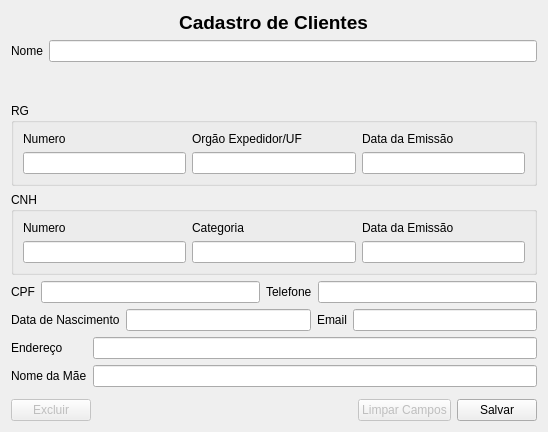
Before: the Qt Designer form ui/ui_cliente.ui in adaiasreis/Projeto, drawn with Qt 5.
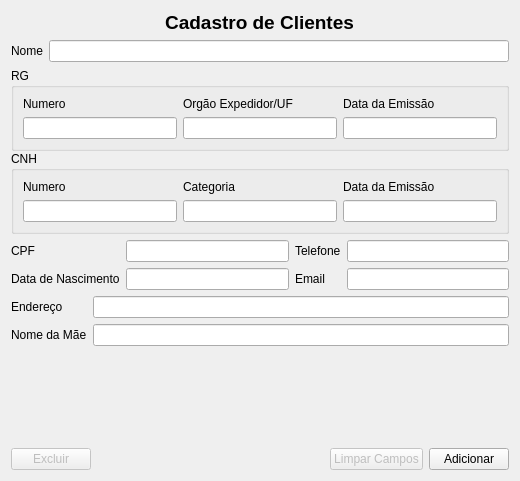
After: the same form once the commit is applied.

```diff
--- a/ui/ui_cliente.ui
+++ b/ui/ui_cliente.ui
@@ -6,16 +6,16 @@
    <rect>
     <x>0</x>
     <y>0</y>
-    <width>548</width>
-    <height>432</height>
+    <width>520</width>
+    <height>481</height>
    </rect>
   </property>
   <property name="windowTitle">
    <string>Cadastro de Clientes</string>
   </property>
-  <layout class="QVBoxLayout" name="verticalLayout_4">
+  <layout class="QVBoxLayout" name="verticalLayout_2">
    <item>
-    <layout class="QVBoxLayout" name="verticalLayout_3">
+    <layout class="QVBoxLayout" name="verticalLayout">
      <item>
       <layout class="QGridLayout" name="gridLayout_4">
        <item row="0" column="0">
@@ -41,7 +41,7 @@
       </layout>
      </item>
      <item>
-      <layout class="QFormLayout" name="formLayout">
+      <layout class="QGridLayout" name="gridLayout_5">
        <item row="0" column="0">
         <widget class="QLabel" name="label_2">
          <property name="text">
@@ -55,12 +55,15 @@
       </layout>
      </item>
      <item>
-      <widget class="QGroupBox" name="groupBox">
-       <property name="title">
-        <string>RG</string>
+      <layout class="QGridLayout" name="gridLayout_7">
+       <property name="verticalSpacing">
+        <number>0</number>
        </property>
-       <layout class="QVBoxLayout" name="verticalLayout">
-        <item>
+       <item row="0" column="0">
+        <widget class="QGroupBox" name="groupBox">
+         <property name="title">
+          <string>RG</string>
+         </property>
          <layout class="QGridLayout" name="gridLayout">
           <item row="0" column="0">
            <widget class="QLabel" name="label_3">
@@ -93,17 +96,13 @@
            <widget class="QLineEdit" name="campRgd"/>
           </item>
          </layout>
-        </item>
-       </layout>
-      </widget>
-     </item>
-     <item>
-      <widget class="QGroupBox" name="groupBox_2">
-       <property name="title">
-        <string>CNH</string>
-       </property>
-       <layout class="QVBoxLayout" name="verticalLayout_2">
-        <item>
+        </widget>
+       </item>
+       <item row="1" column="0">
+        <widget class="QGroupBox" name="groupBox_2">
+         <property name="title">
+          <string>CNH</string>
+         </property>
          <layout class="QGridLayout" name="gridLayout_2">
           <item row="0" column="0">
            <widget class="QLabel" name="label_8">
@@ -136,56 +135,52 @@
            <widget class="QLineEdit" name="campChd"/>
           </item>
          </layout>
-        </item>
-       </layout>
-      </widget>
-     </item>
-     <item>
-      <layout class="QHBoxLayout" name="horizontalLayout">
-       <item>
-        <widget class="QLabel" name="label_9">
-         <property name="text">
-          <string>CPF</string>
-         </property>
         </widget>
        </item>
-       <item>
-        <widget class="QLineEdit" name="campCpf"/>
-       </item>
-       <item>
-        <widget class="QLabel" name="label_11">
-         <property name="text">
-          <string>Telefone</string>
-         </property>
-        </widget>
-       </item>
-       <item>
-        <widget class="QLineEdit" name="campTelefone"/>
-       </item>
       </layout>
      </item>
      <item>
       <layout class="QGridLayout" name="gridLayout_3">
-       <item row="0" column="3">
+       <item row="1" column="3">
         <widget class="QLineEdit" name="campEmail"/>
        </item>
-       <item row="0" column="0">
+       <item row="1" column="0">
         <widget class="QLabel" name="label_10">
          <property name="text">
           <string>Data de Nascimento</string>
          </property>
         </widget>
        </item>
-       <item row="0" column="1">
-        <widget class="QLineEdit" name="campNasc"/>
+       <item row="0" column="0">
+        <widget class="QLabel" name="label_9">
+         <property name="text">
+          <string>CPF</string>
+         </property>
+        </widget>
        </item>
-       <item row="0" column="2">
+       <item row="1" column="2">
         <widget class="QLabel" name="label_12">
          <property name="text">
           <string>Email</string>
          </property>
         </widget>
        </item>
+       <item row="1" column="1">
+        <widget class="QLineEdit" name="campNasc"/>
+       </item>
+       <item row="0" column="1">
+        <widget class="QLineEdit" name="campCpf"/>
+       </item>
+       <item row="0" column="2">
+        <widget class="QLabel" name="label_11">
+         <property name="text">
+          <string>Telefone</string>
+         </property>
+        </widget>
+       </item>
+       <item row="0" column="3">
+        <widget class="QLineEdit" name="campTelefone"/>
+       </item>
       </layout>
      </item>
      <item>
@@ -227,7 +222,7 @@
        <item row="0" column="3">
         <widget class="QPushButton" name="b_novo">
          <property name="text">
-          <string>Salvar</string>
+          <string>Adicionar</string>
          </property>
         </widget>
        </item>
```
Left out of the diff: 21 changed lines with no effect on the pictures.
